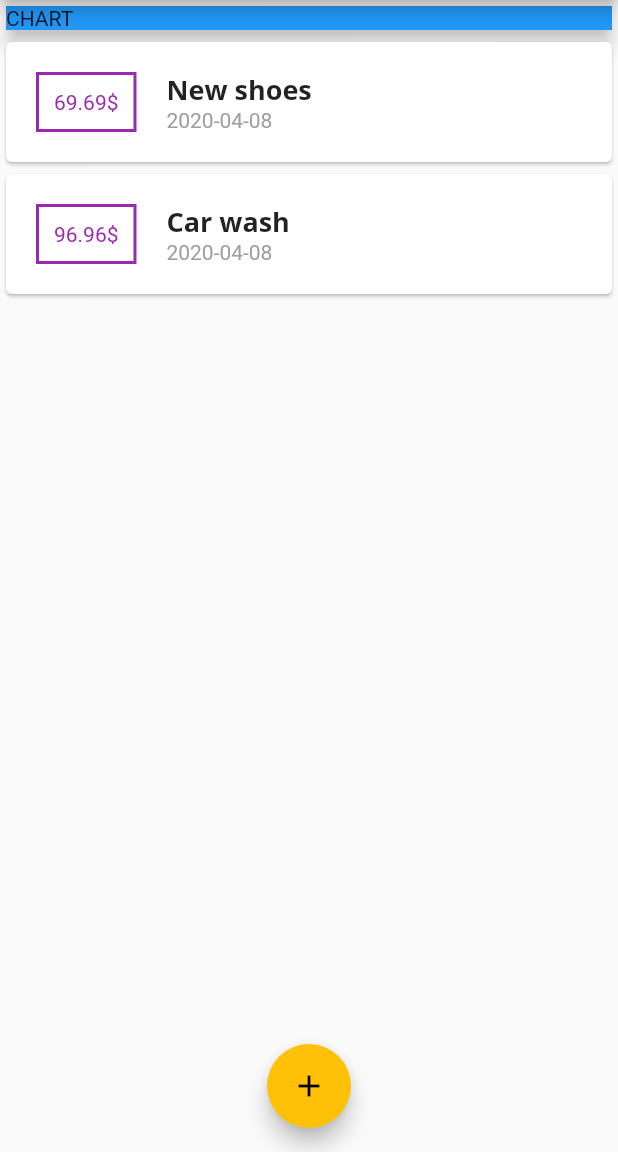
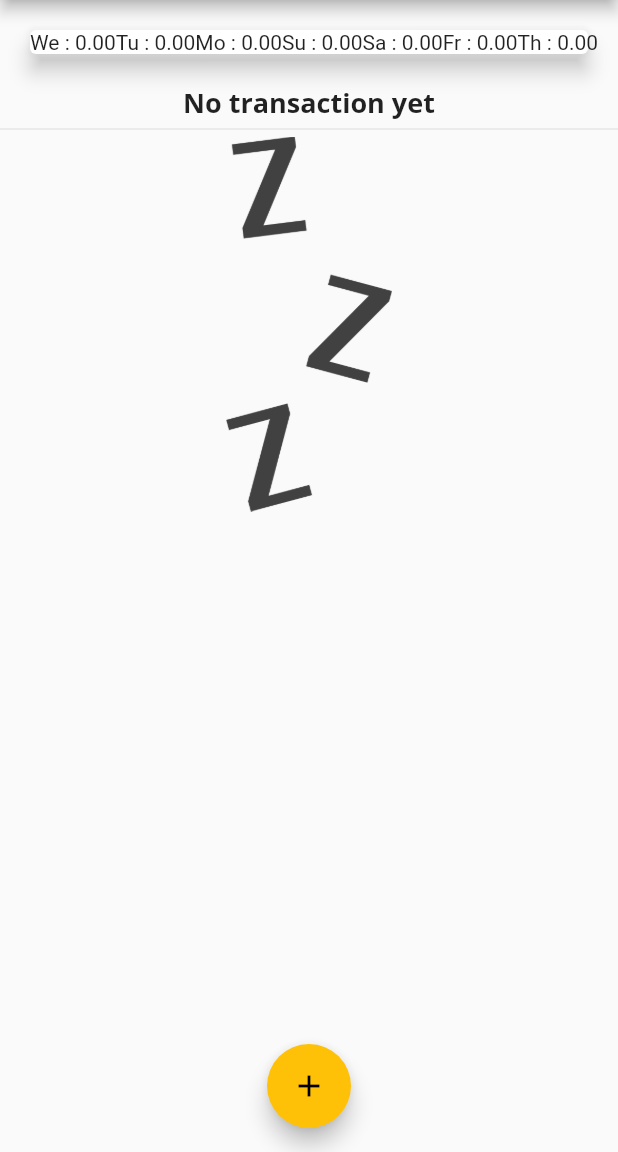
Before and after one commit to Harrisonnguyen1210/Expense_Tracker, a Flutter app: the screen it shows after launch, on a phone screen of 412 x 824 dp, the part 84-1236 px from its top. Run offline on Flutter 3.47's test engine with Material 2 defaults, Android fonts, the phone set to English and light mode, and no system bars.

Commit message:
Adding card and logic for showing transaction list

```diff
--- a/lib/main.dart
+++ b/lib/main.dart
@@ -2,6 +2,7 @@ import 'package:flutter/material.dart';
 import 'widgets/transaction_list.dart';
 import 'widgets/transaction_input.dart';
 import 'models/transaction.dart';
+import 'widgets/chart.dart';
 
 void main() => runApp(MyApp());
 
@@ -41,11 +42,18 @@ class MyHomePage extends StatefulWidget {
 }
 
 class _MyHomePageState extends State<MyHomePage> {
-  final List<Transaction> transactions = [
-    Transaction(
-        id: '1', title: 'New shoes', amount: 69.69, date: DateTime.now()),
-    Transaction(id: '2', title: 'Car wash', amount: 96.96, date: DateTime.now())
+  final List<Transaction> _transactions = [
+    // Transaction(
+    //     id: '1', title: 'New shoes', amount: 69.69, date: DateTime.now()),
+    // Transaction(id: '2', title: 'Car wash', amount: 96.96, date: DateTime.now())
   ];
+
+  List<Transaction> get _recentTransactions {
+    return _transactions.where((transaction) {
+      return transaction.date
+          .isAfter(DateTime.now().subtract(Duration(days: 7)));
+    }).toList();
+  }
 
   void _startAddNewTransaction(BuildContext context) {
     showModalBottomSheet(
@@ -58,7 +66,7 @@ class _MyHomePageState extends State<MyHomePage> {
 
   void _addNewTransaction(String title, double amount) {
     setState(() {
-      transactions.add(
+      _transactions.add(
         Transaction(
           id: DateTime.now().toString(),
           title: title,
@@ -91,15 +99,8 @@ class _MyHomePageState extends State<MyHomePage> {
         child: Column(
           crossAxisAlignment: CrossAxisAlignment.center,
           children: <Widget>[
-            Card(
-              child: Container(
-                child: Text('CHART'),
-                width: double.infinity,
-                color: Colors.blue,
-              ),
-              elevation: 5,
-            ),
-            TransactionList(transactions),
+            Chart(_recentTransactions),
+            TransactionList(_transactions),
           ],
         ),
       ),
--- /dev/null
+++ b/lib/widgets/chart.dart
@@ -0,0 +1,37 @@
+import 'package:flutter/material.dart';
+import '../models/transaction.dart';
+import 'package:intl/intl.dart';
+
+class Chart extends StatelessWidget {
+  final List<Transaction> recentTransactions;
+
+  Chart(this.recentTransactions);
+
+  List<Map<String, Object>> get groupedTransactionValues {
+    return List.generate(7, (index) {
+      final weekDay = DateTime.now().subtract(Duration(days: index));
+      var totalSum = 0.0;
+      for (var i = 0; i < recentTransactions.length; i++) {
+        if (recentTransactions[i].date.day == weekDay.day &&
+            recentTransactions[i].date.month == weekDay.month &&
+            recentTransactions[i].date.year == weekDay.year) {
+              totalSum += recentTransactions[i].amount;
+            }
+      }
+      return {'day': DateFormat.E().format(weekDay).substring(0, 2), 'amount': totalSum.toStringAsFixed(2)};
+    });
+  }
+
+  @override
+  Widget build(BuildContext context) {
+
+    print(groupedTransactionValues);
+    return Card(
+      elevation: 6,
+      margin: EdgeInsets.all(20),
+      child: Row(
+        children: groupedTransactionValues.map((transaction) => Text('${transaction['day']} : ${transaction['amount']}')).toList(),
+      ),
+    );
+  }
+}
--- a/lib/widgets/transaction_input.dart
+++ b/lib/widgets/transaction_input.dart
@@ -19,7 +19,6 @@ class _TransactionInputState extends State<TransactionInput> {
     final amount = double.tryParse(amountEditingController.text);
     if (title.isNotEmpty && amount != null && amount >= 0) {
       widget._addNewTransaction(title, amount);
-
     }
   }
 
--- a/lib/widgets/transaction_list.dart
+++ b/lib/widgets/transaction_list.dart
@@ -10,10 +10,30 @@ class TransactionList extends StatelessWidget {
   Widget build(BuildContext context) {
     return Container(
       height: 300,
-        child: ListView.builder(
+      child: transactions.isEmpty
+          ? Column(
+              children: <Widget>[
+                Text(
+                  'No transaction yet',
+                  style: Theme.of(context).textTheme.title,
+                ),
+                Divider(
+                  height: 10,
+                ),
+                Container(
+                  height: 250,
+                  child: Image.asset(
+                    'assets/images/waiting.png',
+                    fit: BoxFit.cover,
+                  ),
+                ),
+              ],
+            )
+          : ListView.builder(
               itemBuilder: (context, index) {
                 return Card(
-              child: Row(children: <Widget>[
+                  child: Row(
+                    children: <Widget>[
                       Container(
                         padding: EdgeInsets.all(10),
                         margin: EdgeInsets.all(20),
@@ -37,16 +57,19 @@ class TransactionList extends StatelessWidget {
                             style: Theme.of(context).textTheme.title,
                           ),
                           Text(
-                      DateFormat('yyyy-MM-dd').format(transactions[index].date),
+                            DateFormat('yyyy-MM-dd')
+                                .format(transactions[index].date),
                             style: TextStyle(color: Colors.grey),
-                    )
+                          ),
                         ],
                         crossAxisAlignment: CrossAxisAlignment.start,
                       )
-              ]),
+                    ],
+                  ),
                 );
               },
               itemCount: transactions.length,
-        ));
+            ),
+    );
   }
 }
```
Also changed, not shown: pubspec.yaml (+3 -4 lines), assets/images/waiting.png (added). Lines whose indentation alone changed are shown as unchanged.
